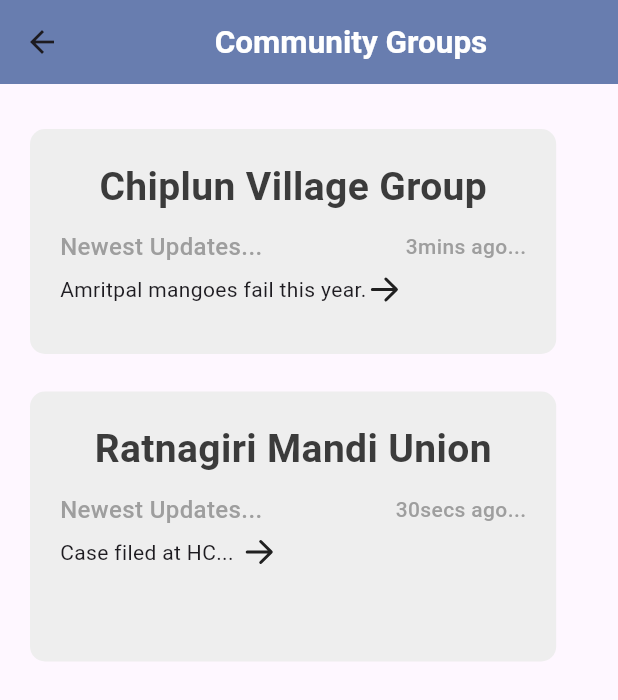
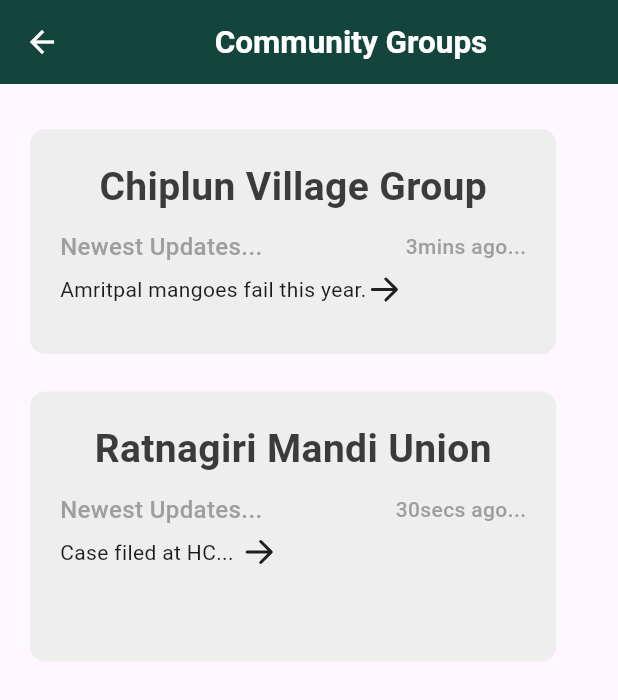
Before and after one commit to DYNAMICMORTAL/chalokisaan, a Flutter app: the Chat screen opened directly, on a phone screen of 412 x 824 dp. Shown: the top 700 px of the screen. Run offline on Flutter 3.47's test engine with Material 2 defaults, Android fonts, the phone set to English and light mode, and no system bars; our stand-ins replace cloud_firestore, country_picker, firebase_auth, firebase_core, firebase_storage, fluentui_icons and 4 more; missing offline and left inert: google_maps_webservice, google_place; accounts and stored records are empty; Roboto replaces fonts that are missing (Poppins).

Commit message:
UIFix2.6.0

```diff
--- a/lib/screens/chats/community_view.dart
+++ b/lib/screens/chats/community_view.dart
@@ -12,7 +12,8 @@ class Chat extends StatelessWidget {
   Widget build(BuildContext context) {
     return Scaffold(
         appBar: AppBar(
-        backgroundColor: Styles.primaryColor,
+        backgroundColor: Color(0xFFF14453D),
+          iconTheme: IconThemeData(color: Colors.white),
         title: Center(
         child: Text(
         "Community Groups",
--- a/lib/screens/packages/calender_view.dart
+++ b/lib/screens/packages/calender_view.dart
@@ -7,6 +7,7 @@ class CalenderView extends StatelessWidget {
   @override
   Widget build(BuildContext context) {
     return MaterialApp(
+      debugShowCheckedModeBanner: false,
       home: BookingPage(),
     );
   }
@@ -38,7 +39,7 @@ class _BookingPageState extends State<BookingPage> {
     return Scaffold(
       appBar: AppBar(
         title: Text('Booking Details'),
-        backgroundColor: Styles.primaryColor,
+        backgroundColor: Color(0xFFF14453D),
       ),
       body: Center(
         child: Column(
```
Also changed, not shown: lib/screens/home_screen.dart (+6 -10 lines), lib/assets/mango.png (added).
